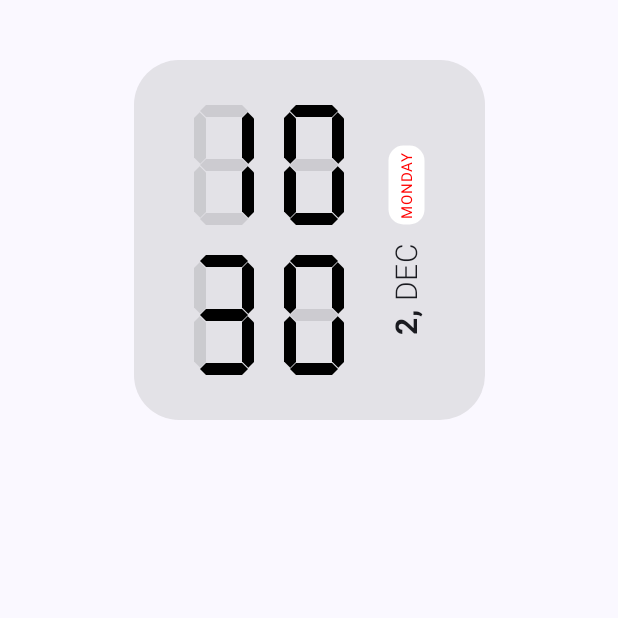
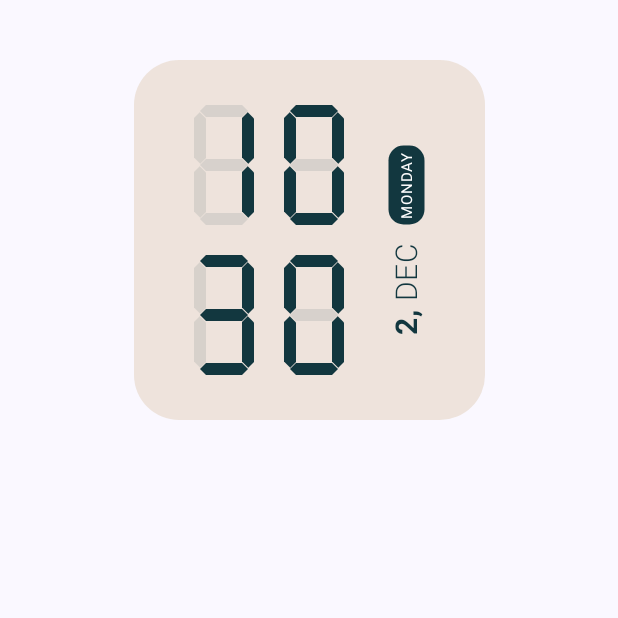
Before and after one commit to matinnasiri01/digitalClock, an Android app built with Jetpack Compose: the screen it shows after launch (MainActivity), on a phone screen of 412 x 824 dp, the top half of it. Run offline under Robolectric (Android 15) with nearby library versions, the phone set to English and light mode, and no system bars.

Commit message:
Adding colors Changes in file names

```diff
--- a/app/src/main/java/io/nasiri/clock/MainActivity.kt
+++ b/app/src/main/java/io/nasiri/clock/MainActivity.kt
@@ -13,7 +13,6 @@ import androidx.compose.runtime.mutableStateOf
 import androidx.compose.runtime.remember
 import androidx.compose.runtime.setValue
 import androidx.compose.ui.Modifier
-import androidx.compose.ui.layout.layout
 import io.nasiri.clock.ui.MainDigitalClock
 import io.nasiri.clock.ui.theme.ClockTheme
 import io.nasiri.clock.util.getCurrentTimeData
@@ -31,7 +30,7 @@ class MainActivity : ComponentActivity() {
                     LaunchedEffect(Unit) {
                         while (true) {
                             currentTime = getCurrentTimeData()
-                            delay(1000)
+                            delay(100)
                         }
                     }
 
@@ -43,13 +42,3 @@ class MainActivity : ComponentActivity() {
         }
     }
 }
-
-fun Modifier.vertical() = layout { measurable, constraints ->
-    val placeable = measurable.measure(constraints)
-    layout(placeable.height, placeable.width) {
-        placeable.place(
-            x = -(placeable.width / 2 - placeable.height / 2),
-            y = -(placeable.height / 2 - placeable.width / 2)
-        )
-    }
-}
--- a/app/src/main/java/io/nasiri/clock/ui/MainDigitalClock.kt
+++ b/app/src/main/java/io/nasiri/clock/ui/MainDigitalClock.kt
@@ -1,14 +1,7 @@
 package io.nasiri.clock.ui
 
 import androidx.compose.foundation.background
-import androidx.compose.foundation.layout.Arrangement
-import androidx.compose.foundation.layout.Box
-import androidx.compose.foundation.layout.Row
-import androidx.compose.foundation.layout.Spacer
-import androidx.compose.foundation.layout.fillMaxWidth
-import androidx.compose.foundation.layout.padding
-import androidx.compose.foundation.layout.size
-import androidx.compose.foundation.layout.width
+import androidx.compose.foundation.layout.*
 import androidx.compose.foundation.shape.RoundedCornerShape
 import androidx.compose.material3.Text
 import androidx.compose.runtime.Composable
@@ -20,25 +13,27 @@ import androidx.compose.ui.text.SpanStyle
 import androidx.compose.ui.text.buildAnnotatedString
 import androidx.compose.ui.text.font.FontWeight
 import androidx.compose.ui.text.withStyle
+import androidx.compose.ui.unit.Dp
 import androidx.compose.ui.unit.dp
 import androidx.compose.ui.unit.sp
 import io.nasiri.clock.ui.item.SingleCounter
-import io.nasiri.clock.util.TimeData
-import io.nasiri.clock.util.new01
-import io.nasiri.clock.vertical
+import io.nasiri.clock.ui.theme.Bglvory
+import io.nasiri.clock.ui.theme.Frlvory
+import io.nasiri.clock.util.getDigits
+import io.nasiri.clock.util.vertical
 
 @Composable
 fun MainDigitalClock(modifier: Modifier = Modifier, data: TimeData) {
+
     Box(
         modifier = modifier
             .fillMaxWidth()
             .padding(top = 40.dp), contentAlignment = Alignment.Center
     ) {
-
         Box(
             modifier = Modifier
                 .background(
-                    color = Color.Gray.copy(.2f), shape = RoundedCornerShape(30.dp)
+                    color = Bglvory, shape = RoundedCornerShape(30.dp)
                 )
                 .padding(horizontal = 40.dp, vertical = 30.dp)
         ) {
@@ -46,71 +41,71 @@ fun MainDigitalClock(modifier: Modifier = Modifier, data: TimeData) {
                 verticalAlignment = Alignment.CenterVertically,
                 horizontalArrangement = Arrangement.spacedBy(30.dp)
             ) {
-                Box(
-                    modifier = Modifier.size(100.dp, 180.dp),
-                ) {
+                // Counter section
+                CounterSection(data, Frlvory, 40.dp)
 
+                // Date and Day section
+                DateAndDaySection(data)
+            }
+        }
+    }
+}
+
+@Composable
+fun CounterSection(data: TimeData, counterColor: Color, counterWidth: Dp) {
+    Box(modifier = Modifier.size(100.dp, 180.dp)) {
         SingleCounter(
-                        showColor = Color.Black,
-                        active = new01[data.hours.first]?.map { it == 1 }!!,
-                        boxWidth = 40.dp
+            showColor = counterColor, active = data.hours.first.getDigits(), boxWidth = counterWidth
         )
         SingleCounter(
-                        showColor = Color.Black,
+            showColor = counterColor,
             modifier = Modifier.align(Alignment.TopEnd),
-                        active = new01[data.hours.second]?.map { it == 1 }!!,
-                        boxWidth = 40.dp
+            active = data.hours.second.getDigits(),
+            boxWidth = counterWidth
         )
         SingleCounter(
-                        showColor = Color.Black,
+            showColor = counterColor,
             modifier = Modifier.align(Alignment.BottomEnd),
-                        active = new01[data.minutes.second]?.map { it == 1 }!!,
-                        boxWidth = 40.dp
+            active = data.minutes.second.getDigits(),
+            boxWidth = counterWidth
         )
-
         SingleCounter(
-                        showColor = Color.Black,
+            showColor = counterColor,
             modifier = Modifier.align(Alignment.BottomStart),
-                        active = new01[data.minutes.first]?.map { it == 1 }!!,
-                        boxWidth = 40.dp
+            active = data.minutes.first.getDigits(),
+            boxWidth = counterWidth
         )
     }
+}
+
+@Composable
+fun DateAndDaySection(data: TimeData) {
     Row(
         modifier = Modifier
             .graphicsLayer(rotationZ = 270f)
             .vertical(),
-                    verticalAlignment = Alignment.CenterVertically
+        verticalAlignment = Alignment.CenterVertically,
+        horizontalArrangement = Arrangement.spacedBy(12.dp)
     ) {
         val annotatedString = buildAnnotatedString {
-                        withStyle(
-                            style = SpanStyle(
-                                fontWeight = FontWeight.Bold, fontSize = 20.sp
-                            )
-                        ) {
+            withStyle(style = SpanStyle(fontWeight = FontWeight.Bold, fontSize = 20.sp)) {
                 append("${data.day}, ")
             }
-                        withStyle(
-                            style = SpanStyle(
-                                fontWeight = FontWeight.Light, fontSize = 20.sp
-                            )
-                        ) {
-                            append(data.month.uppercase())
+            withStyle(style = SpanStyle(fontWeight = FontWeight.Light, fontSize = 20.sp)) {
+                append(data.monthName.uppercase())
             }
         }
-                    Text(text = annotatedString)
-                    Spacer(modifier = Modifier.width(12.dp))
+
+        Text(text = annotatedString, color = Frlvory)
         Text(
             text = data.dayName.uppercase(),
-                        color = Color.Red,
+            color = Color.White,
             fontSize = 10.sp,
             modifier = Modifier
                 .background(
-                                color = Color.White, shape = RoundedCornerShape(10.dp)
+                    color = Frlvory, shape = RoundedCornerShape(10.dp)
                 )
                 .padding(horizontal = 4.dp)
         )
     }
 }
-        }
-    }
-}
--- /dev/null
+++ b/app/src/main/java/io/nasiri/clock/ui/TimeData.kt
@@ -0,0 +1,9 @@
+package io.nasiri.clock.ui
+
+data class TimeData(
+    val hours: Pair<Int, Int>,
+    val minutes: Pair<Int, Int>,
+    val day: Int,
+    val monthName: String,
+    val dayName: String
+)
--- a/app/src/main/java/io/nasiri/clock/ui/item/Counter.kt
+++ b/app/src/main/java/io/nasiri/clock/ui/item/Counter.kt
@@ -1,8 +1,6 @@
 package io.nasiri.clock.ui.item
 
-import android.util.Log
 import androidx.compose.foundation.Canvas
-import androidx.compose.foundation.background
 import androidx.compose.foundation.layout.*
 import androidx.compose.runtime.Composable
 import androidx.compose.ui.Alignment
--- a/app/src/main/java/io/nasiri/clock/ui/theme/Color.kt
+++ b/app/src/main/java/io/nasiri/clock/ui/theme/Color.kt
@@ -1,6 +1,10 @@
 package io.nasiri.clock.ui.theme
 
 import androidx.compose.ui.graphics.Color
+
+
+val Frlvory = Color(0xFF12373F)
+val Bglvory = Color(0x4DD1B38C)
 
 val Purple80 = Color(0xFFD0BCFF)
 val PurpleGrey80 = Color(0xFFCCC2DC)
--- /dev/null
+++ b/app/src/main/java/io/nasiri/clock/util/Extensions.kt
@@ -0,0 +1,65 @@
+package io.nasiri.clock.util
+
+import android.icu.util.Calendar
+import androidx.compose.ui.Modifier
+import androidx.compose.ui.layout.layout
+import io.nasiri.clock.ui.TimeData
+import java.text.SimpleDateFormat
+import java.util.Locale
+
+val new01 = mapOf(
+    0 to listOf(1, 1, 1, 0, 1, 1, 1),
+    1 to listOf(0, 0, 1, 0, 0, 1, 0),
+    2 to listOf(1, 0, 1, 1, 1, 0, 1),
+    3 to listOf(1, 0, 1, 1, 0, 1, 1),
+    4 to listOf(0, 1, 1, 1, 0, 1, 0),
+    5 to listOf(1, 1, 0, 1, 0, 1, 1),
+    6 to listOf(1, 1, 0, 1, 1, 1, 1),
+    7 to listOf(1, 0, 1, 0, 0, 1, 0),
+    8 to listOf(1, 1, 1, 1, 1, 1, 1),
+    9 to listOf(1, 1, 1, 1, 0, 1, 1)
+)
+
+fun Int.getDigits(): List<Boolean> {
+    require(this in 0..9) { "The number must be between 0 and 9." }
+    return new01[this]!!.map { it == 1 }
+}
+
+fun getCurrentTimeData(): TimeData {
+
+    val calendar = Calendar.getInstance()
+    val monthFormat = SimpleDateFormat("MMM", Locale.ENGLISH)
+    val dayNameFormat = SimpleDateFormat("EEEE", Locale.ENGLISH)
+
+    val hour = calendar.get(Calendar.HOUR_OF_DAY)
+    val minute = calendar.get(Calendar.MINUTE)
+
+    return TimeData(
+        hours = Pair(hour / 10, hour % 10),
+        minutes = Pair(minute / 10, minute % 10),
+        day = calendar.get(Calendar.DAY_OF_WEEK),
+        monthName = monthFormat.format(calendar.time),
+        dayName = dayNameFormat.format(calendar.time)
+    )
+}
+
+/**
+ * Custom modifier to arrange a layout vertically by swapping the width and height
+ * of the measured placeable and adjusting its position to center it in a rotated layout.
+ *
+ * This modifier measures the content and swaps the width and height dimensions of
+ * the resulting placeable, then repositions it by adjusting the `x` and `y` coordinates
+ * to align the placeable vertically within its available space.
+ *
+ * @return A new layout modifier that modifies the placement of the content to be
+ *         arranged vertically.
+ */
+fun Modifier.vertical() = layout { measurable, constraints ->
+    val placeable = measurable.measure(constraints)
+    layout(placeable.height, placeable.width) {
+        placeable.place(
+            x = -(placeable.width / 2 - placeable.height / 2),
+            y = -(placeable.height / 2 - placeable.width / 2)
+        )
+    }
+}
--- a/app/src/main/java/io/nasiri/clock/util/dic.kt
+++ /dev/null
@@ -1,45 +0,0 @@
-package io.nasiri.clock.util
-
-import android.icu.util.Calendar
-import java.text.SimpleDateFormat
-import java.util.Locale
-
-val new01 = mapOf(
-    0 to listOf(1, 1, 1, 0, 1, 1, 1),
-    1 to listOf(0, 0, 1, 0, 0, 1, 0),
-    2 to listOf(1, 0, 1, 1, 1, 0, 1),
-    3 to listOf(1, 0, 1, 1, 0, 1, 1),
-    4 to listOf(0, 1, 1, 1, 0, 1, 0),
-    5 to listOf(1, 1, 0, 1, 0, 1, 1),
-    6 to listOf(1, 1, 0, 1, 1, 1, 1),
-    7 to listOf(1, 0, 1, 0, 0, 1, 0),
-    8 to listOf(1, 1, 1, 1, 1, 1, 1),
-    9 to listOf(1, 1, 1, 1, 0, 1, 1)
-)
-
-fun getCurrentTimeData(): TimeData {
-
-    val calendar = Calendar.getInstance()
-    val monthFormat = SimpleDateFormat("MMM", Locale.ENGLISH)
-    val dayNameFormat = SimpleDateFormat("EEEE", Locale.ENGLISH)
-
-    val hour = calendar.get(Calendar.HOUR_OF_DAY)
-    val minute = calendar.get(Calendar.MINUTE)
-
-    return TimeData(
-        hours = Pair(hour / 10, hour % 10),
-        minutes = Pair(minute / 10, minute % 10),
-        day = calendar.get(Calendar.DAY_OF_WEEK),
-        month = monthFormat.format(calendar.time),
-        dayName = dayNameFormat.format(calendar.time)
-    )
-}
-
-
-data class TimeData(
-    val hours: Pair<Int, Int>,
-    val minutes: Pair<Int, Int>,
-    val day: Int,
-    val month: String,
-    val dayName: String
-)
```
Lines whose indentation alone changed are shown as unchanged.
